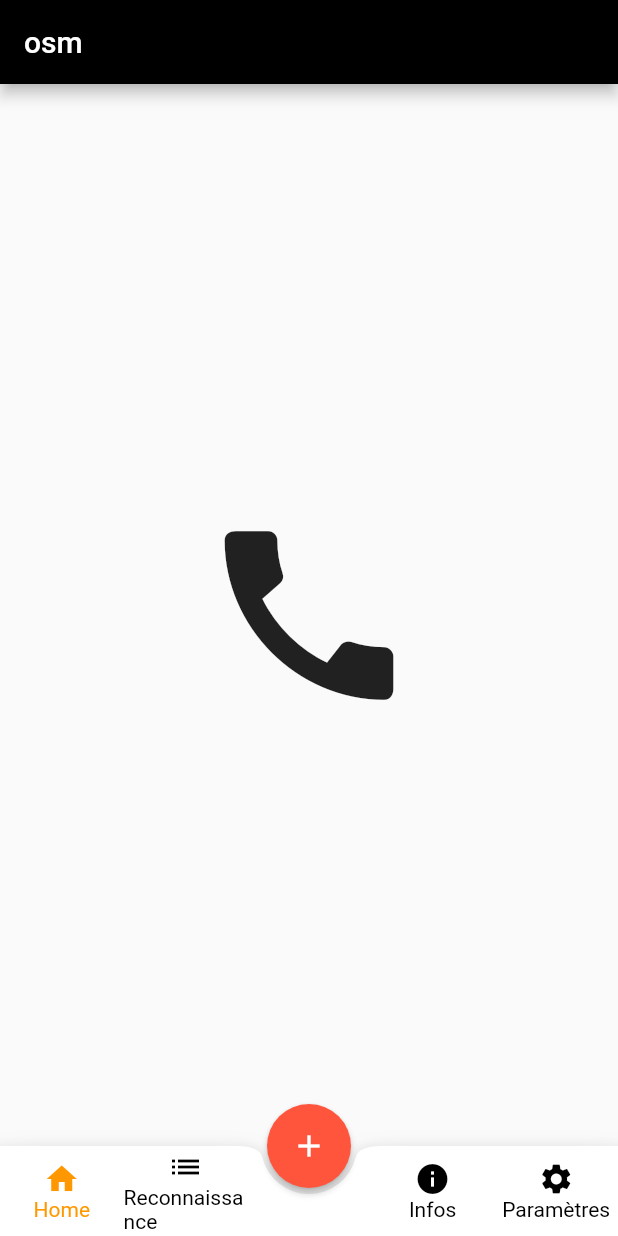
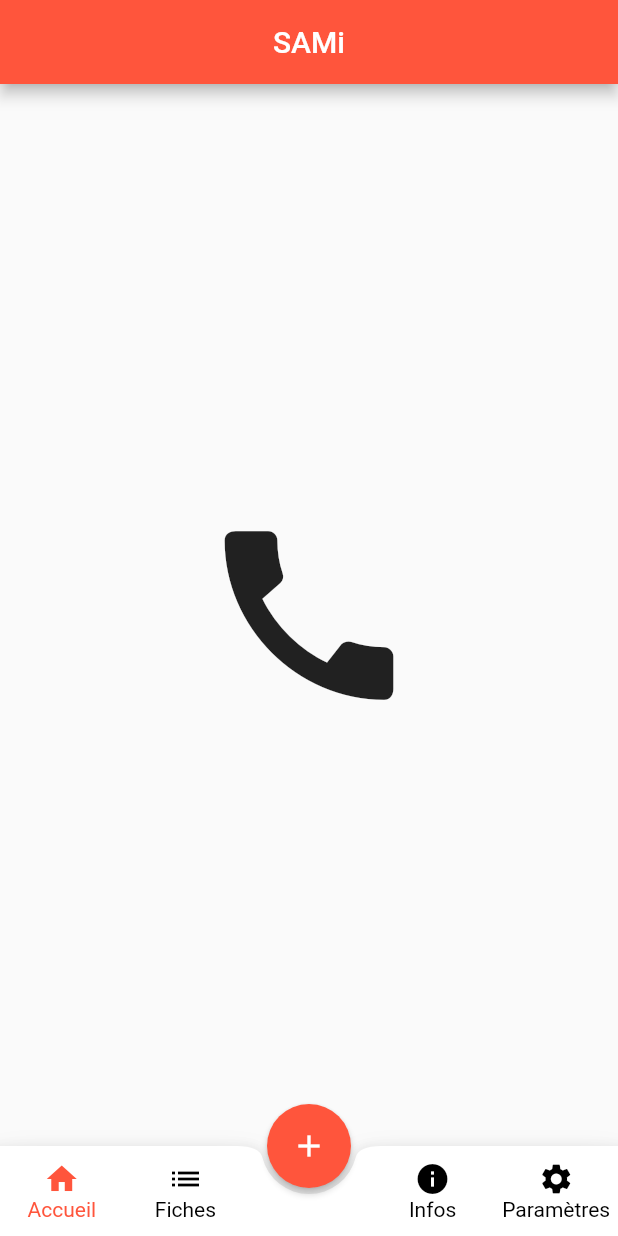
Before and after one commit to cballevre/sami, a Flutter app: the screen it shows after launch, on a phone screen of 412 x 824 dp. Run offline on Flutter 3.47's test engine with Material 2 defaults, Android fonts, the phone set to English and light mode, and no system bars.

```diff
--- a/lib/pages/home.dart
+++ b/lib/pages/home.dart
@@ -1,4 +1,5 @@
 import 'package:flutter/material.dart';
+import 'package:sami/utils/palette.dart';
 
 import 'package:sami/widgets/fab_with_icons.dart';
 import 'package:sami/widgets/fab_bottom_app_bar.dart';
@@ -57,7 +58,9 @@ class _HomePageState extends State<HomePage> {
   Widget build(BuildContext context) {
     return Scaffold(
       appBar: AppBar(
-        title: Text("osm"),
+        title: Text("SAMi"),
+        backgroundColor: Palette.primary.shade500,
+        centerTitle: true,
       ),
       body: IndexedStack(
           index: _selectedIndex,
@@ -73,13 +76,13 @@ class _HomePageState extends State<HomePage> {
       floatingActionButtonLocation: FloatingActionButtonLocation.centerDocked,
       bottomNavigationBar: FABBottomAppBar(
         color: Colors.black,
-        selectedColor: Colors.orange,
+        selectedColor: Palette.primary.shade500,
         backgroundColor: Colors.white,
         notchedShape: CircularNotchedRectangle(),
         onTabSelected: _onItemTapped,
         items: [
-          FABBottomAppBarItem(iconData: Icons.home, text: 'Home'),
-          FABBottomAppBarItem(iconData: Icons.list, text: 'Reconnaissance'),
+          FABBottomAppBarItem(iconData: Icons.home, text: 'Accueil'),
+          FABBottomAppBarItem(iconData: Icons.list, text: 'Fiches'),
           FABBottomAppBarItem(iconData: Icons.info, text: 'Infos'),
           FABBottomAppBarItem(iconData: Icons.settings, text: 'Paramètres'),
         ]
```
Also changed, not shown: lib/models/sample.dart (added).
